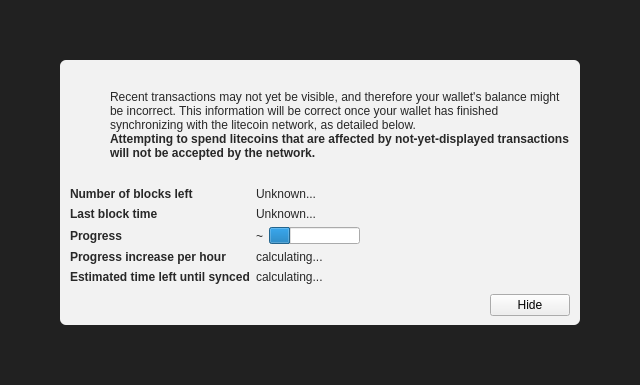
sumcoinlabs/sumcoin, file src/qt/forms/modaloverlay.ui: the form before one commit.
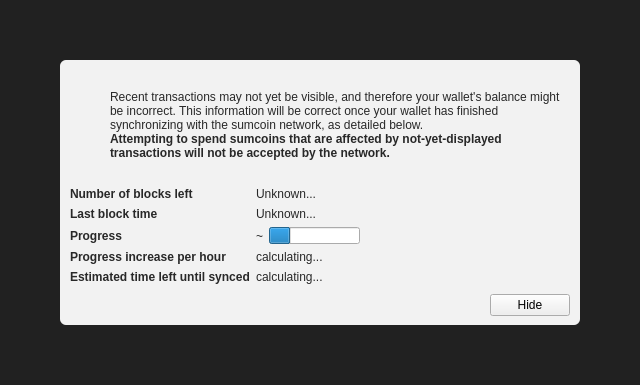
The form after the commit. Icons and pictures are not drawn. Custom widgets are drawn as their Qt base class.

What changed in the file:
```diff
--- a/src/qt/forms/modaloverlay.ui
+++ b/src/qt/forms/modaloverlay.ui
@@ -130,7 +130,7 @@
              <item>
               <widget class="QLabel" name="infoText">
                <property name="text">
-                <string>Recent transactions may not yet be visible, and therefore your wallet's balance might be incorrect. This information will be correct once your wallet has finished synchronizing with the litecoin network, as detailed below.</string>
+                <string>Recent transactions may not yet be visible, and therefore your wallet's balance might be incorrect. This information will be correct once your wallet has finished synchronizing with the sumcoin network, as detailed below.</string>
                </property>
                <property name="textFormat">
                 <enum>Qt::RichText</enum>
@@ -149,7 +149,7 @@
                 </font>
                </property>
                <property name="text">
-                <string>Attempting to spend litecoins that are affected by not-yet-displayed transactions will not be accepted by the network.</string>
+                <string>Attempting to spend sumcoins that are affected by not-yet-displayed transactions will not be accepted by the network.</string>
                </property>
                <property name="textFormat">
                 <enum>Qt::RichText</enum>
```
